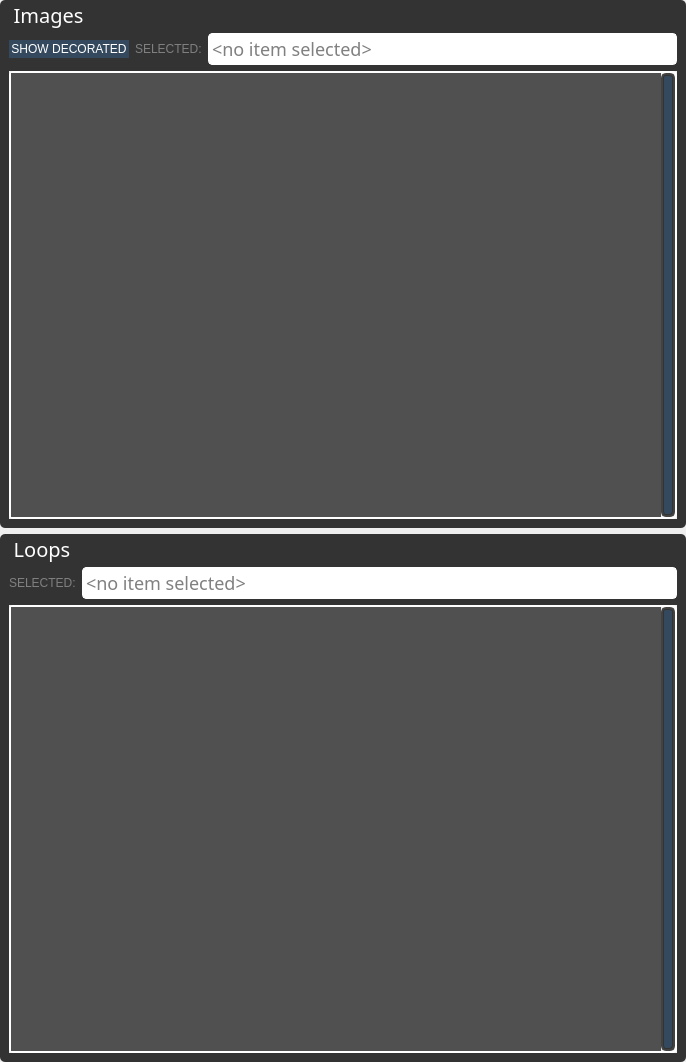
Qt form Console/consoleApp/Frontend/Widgets/capturewidget.ui (laszlo-avotra-tips/consoleApp) before a commit.
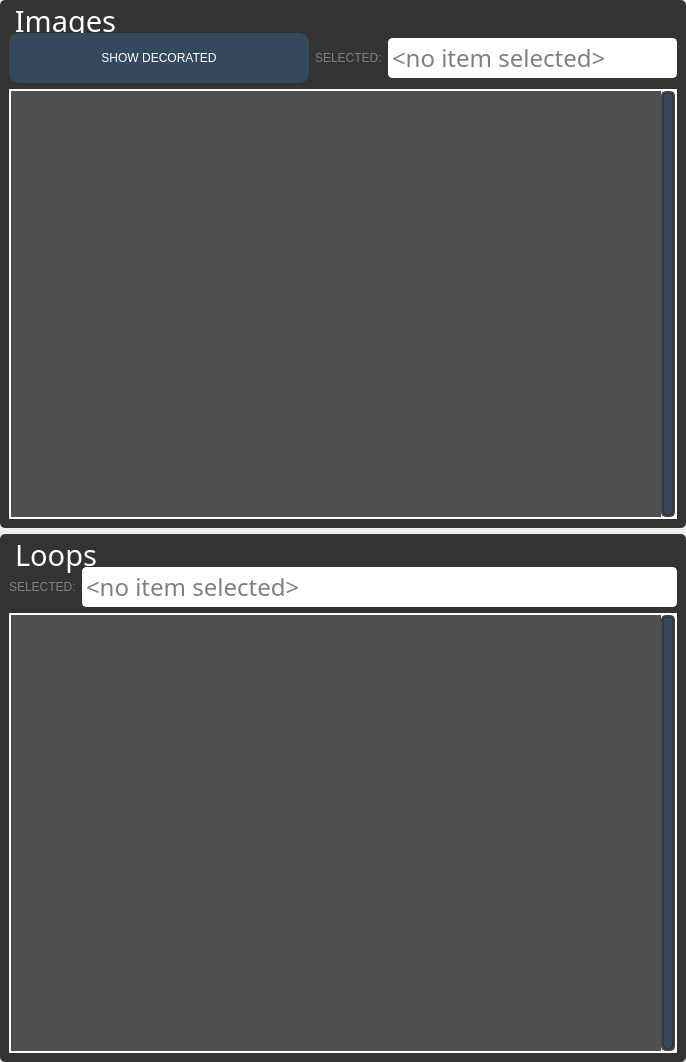
The same form after that commit. Icons and pictures are not drawn. Custom widgets are drawn as their Qt base class.

Commit message: review widget stylesheet

The edit to the form file:
```diff
--- a/Console/consoleApp/Frontend/Widgets/capturewidget.ui
+++ b/Console/consoleApp/Frontend/Widgets/capturewidget.ui
@@ -44,7 +44,7 @@
 /* ---------- Group Boxes ---------- */
 
  QGroupBox {
-    font: 20px DINPro-medium;
+    font: 30px DINPro-medium;
     color: rgba(210, 210, 210, 255);
     background-color: #909090;
     border: 0px solid #909090;
@@ -63,14 +63,14 @@
 
 QLineEdit, QPlainTextEdit {
     color: #808080;
-	font: 15px DinPro-medium;
+	font: 22px DinPro-medium;
     selection-color: white;   
     border: 2px groove white;
     border-radius: 4px;
 }
 
 QLabel {
-	font: 20px &quot;DinPRO-medium&quot;;
+	font: 30px &quot;DinPRO-medium&quot;;
 	color: rgba( 128,128,128, 255 );
 }
 
@@ -85,7 +85,7 @@
 /* --------- General font and layout defaults ----------*/
 
 QDialog {
- font: 18px &quot;DinPRO-regular&quot;;
+ font: 24px &quot;DinPRO-regular&quot;;
  color: white;
  background-color: rgb( 147, 147, 147 );
  border: 1px solid rgb( 147, 147, 147 );
@@ -93,18 +93,18 @@
 }
 
 QWidget {
- font: 13px &quot;DinPRO-regular&quot;;
+ font: 20px &quot;DinPRO-regular&quot;;
 }
 
 QLabel {
- font: 18px &quot;DinPRO-regular&quot;;
+ font: 24px &quot;DinPRO-regular&quot;;
 }
 
 QLabel#titlebarLabel {
 	background: rgb( 51, 51, 51 );
 }
 QLabel#titlebarTextLabel {
-    font: 24pt &quot;DINPro-Medium&quot;;
+    font: 36pt &quot;DINPro-Medium&quot;;
     color: white;
 }
 
@@ -115,7 +115,7 @@
 
 QLabel#instructionsTextLabel
 {
-    font: 12pt &quot;DINPro-Medium&quot;;
+    font: 18pt &quot;DINPro-Medium&quot;;
 }
 
 QLabel#wideDivideLabel
@@ -125,7 +125,7 @@
 
 QLabel#wideDivideTextLabel
 {
-    font: 12pt &quot;DINPro-Medium&quot;;
+    font: 18pt &quot;DINPro-Medium&quot;;
 }
 
 /* ---------------- Pushbuttons ----------------*/
@@ -135,7 +135,7 @@
     background: rgb( 52, 73, 94 );
     border: 1px solid rgb( 52, 73, 94 );
     color: white;
-    font: 12pt &quot;DinPRO-Medium&quot;;
+    font: 18pt &quot;DinPRO-Medium&quot;;
     text-align: center;
     border-radius: 10px;
     border-width: 2px;
@@ -173,7 +173,7 @@
 /* --------- Spin Boxes -----------*/
 
 QAbstractSpinBox {
-	font: 18px DinPRO-medium;
+	font: 24px DinPRO-medium;
 	border: 0;
     border-radius: 5px;
 }
@@ -221,7 +221,7 @@
 
 QLineEdit, QListView {
     color: #808080;
-	font: 18px DinPro-medium;
+	font: 24px DinPro-medium;
     selection-color: white;   
     border: 2px groove white;
     border-radius: 4px;
@@ -259,7 +259,7 @@
 /* ---------- Group Boxes ---------- */
 
  QGroupBox {
-    font: 14.75pt DINPro-medium;
+    font: 22pt DINPro-medium;
     color: white;
     background-color: rgb( 51, 51, 51 );
     border-radius: 5px;
@@ -300,6 +300,12 @@
        <layout class="QHBoxLayout" name="horizontalLayout_2">
         <item>
          <widget class="QPushButton" name="showDecoratedPushButton">
+          <property name="minimumSize">
+           <size>
+            <width>300</width>
+            <height>50</height>
+           </size>
+          </property>
           <property name="toolTip">
            <string>Switch between the Raw and Decorated image captures.</string>
           </property>
```
The commit also changes 2 other files.
